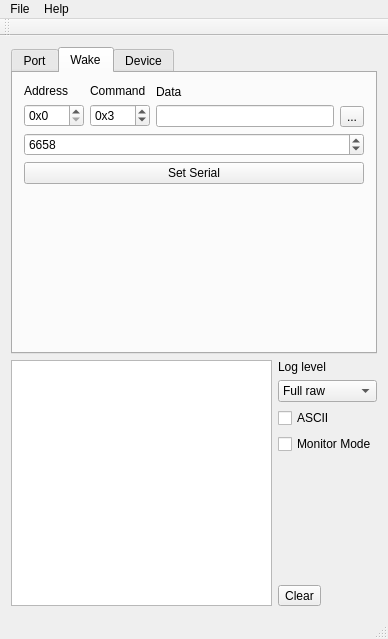
ew1abz/qWake, file src/mainwindow.ui: the form before one commit.
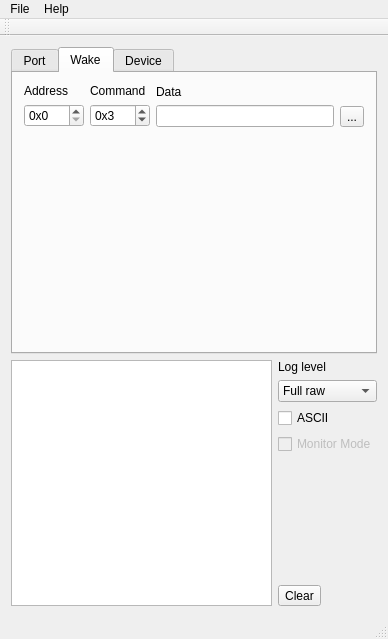
The form after the commit. The open tabs and pages were chosen to show the change. Icons and pictures are not drawn. Custom widgets are drawn as their Qt base class.

The edit to the form file:
```diff
--- a/src/mainwindow.ui
+++ b/src/mainwindow.ui
@@ -432,23 +432,6 @@
           </item>
          </layout>
         </item>
-        <item>
-         <widget class="QSpinBox" name="sbSerial">
-          <property name="maximum">
-           <number>66535</number>
-          </property>
-          <property name="value">
-           <number>6658</number>
-          </property>
-         </widget>
-        </item>
-        <item>
-         <widget class="QPushButton" name="pbSetSerial">
-          <property name="text">
-           <string>Set Serial</string>
-          </property>
-         </widget>
-        </item>
         <item>
          <spacer name="verticalSpacer_2">
           <property name="orientation">
@@ -650,6 +633,9 @@
         </item>
         <item>
          <widget class="QCheckBox" name="checkBox_2">
+          <property name="enabled">
+           <bool>false</bool>
+          </property>
           <property name="statusTip">
            <string>Show all data from port</string>
           </property>
```
Left out of the diff: 2 changed lines with no effect on the pictures.
